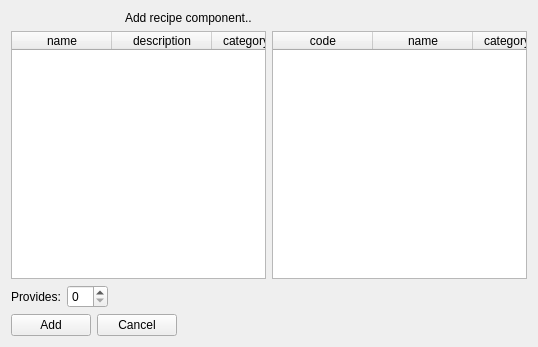
The window that client/uiforms/recipe_component_add.ui (Wolframe/configurator) describes before a commit, drawn with Qt 5.
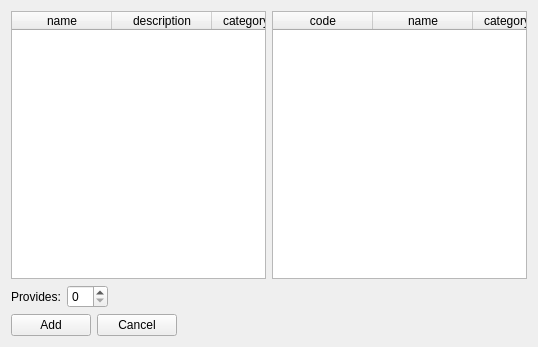
The same window after the commit. Icons and pictures are not drawn.

The edit to the form file:
```diff
--- a/client/uiforms/recipe_component_add.ui
+++ b/client/uiforms/recipe_component_add.ui
@@ -54,63 +54,7 @@
      </item>
     </layout>
    </item>
-   <item row="0" column="0">
-    <layout class="QHBoxLayout" name="horizontalLayout_2">
-     <item>
-      <widget class="QLabel" name="label_2">
-       <property name="maximumSize">
-        <size>
-         <width>32</width>
-         <height>32</height>
-        </size>
-       </property>
-       <property name="text">
-        <string/>
-       </property>
-      </widget>
-     </item>
-     <item>
-      <widget class="QLabel" name="label_3">
-       <property name="maximumSize">
-        <size>
-         <width>32</width>
-         <height>32</height>
-        </size>
-       </property>
-       <property name="text">
-        <string/>
-       </property>
-       <property name="pixmap">
-        <pixmap resource="../configurator.qrc">:/images/link_add.png</pixmap>
-       </property>
-      </widget>
-     </item>
-     <item>
-      <widget class="QLabel" name="label_4">
-       <property name="maximumSize">
-        <size>
-         <width>32</width>
-         <height>32</height>
-        </size>
-       </property>
-       <property name="text">
-        <string/>
-       </property>
-       <property name="pixmap">
-        <pixmap resource="../configurator.qrc">:/images/bricks.png</pixmap>
-       </property>
-      </widget>
-     </item>
-     <item>
-      <widget class="QLabel" name="label">
-       <property name="text">
-        <string>Add recipe component..</string>
-       </property>
-      </widget>
-     </item>
-    </layout>
-   </item>
-   <item row="2" column="0">
+   <item row="1" column="0">
     <layout class="QGridLayout" name="gridLayout_2">
      <item row="2" column="0">
       <layout class="QHBoxLayout" name="horizontalLayout_3"/>
```
Left out of the diff: 8 changed lines with no effect on the pictures.
